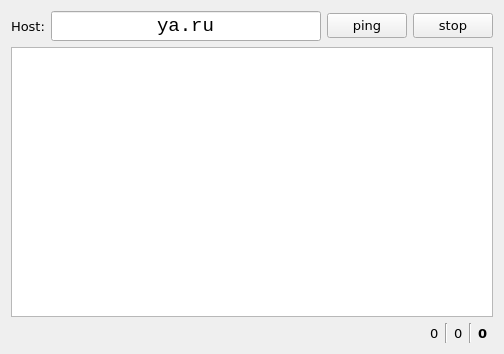
Qt form mainwindow.ui (retifrav/pinger) before a commit.
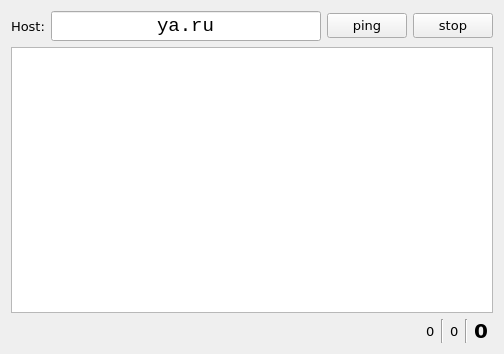
The same form after that commit.

Commit message:
PingData class
- class for saving pings data/statistics
- showing three-values-statistic in UI
- more output parsing for Windows

What changed in the file:
```diff
--- a/mainwindow.ui
+++ b/mainwindow.ui
@@ -122,7 +122,7 @@
          </spacer>
         </item>
         <item>
-         <widget class="QLabel" name="lbl_lost">
+         <widget class="QLabel" name="lbl_sent">
           <property name="toolTip">
            <string>Packets lost</string>
           </property>
@@ -156,9 +156,10 @@
          </widget>
         </item>
         <item>
-         <widget class="QLabel" name="lbl_sent">
+         <widget class="QLabel" name="lbl_lost">
           <property name="font">
            <font>
+            <pointsize>15</pointsize>
             <weight>75</weight>
             <bold>true</bold>
            </font>
```
Left out of the diff: 4 changed lines with no effect on the pictures. The commit also changes 5 other files.
